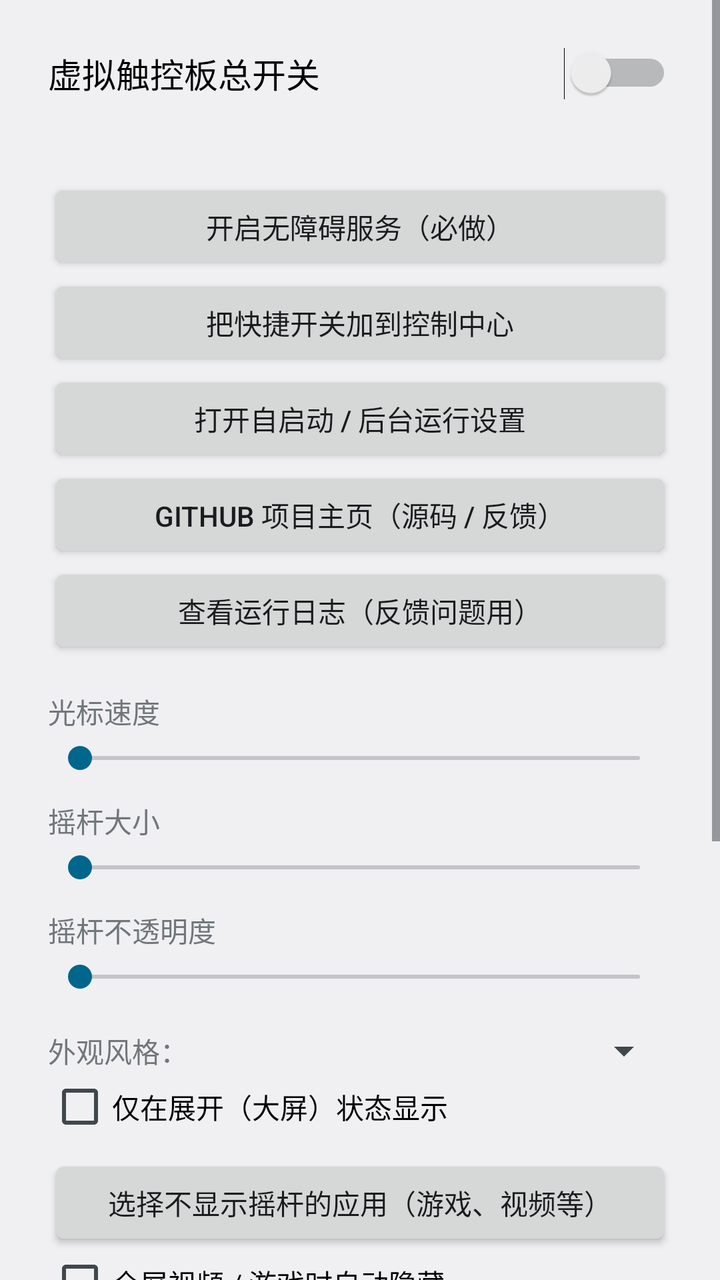
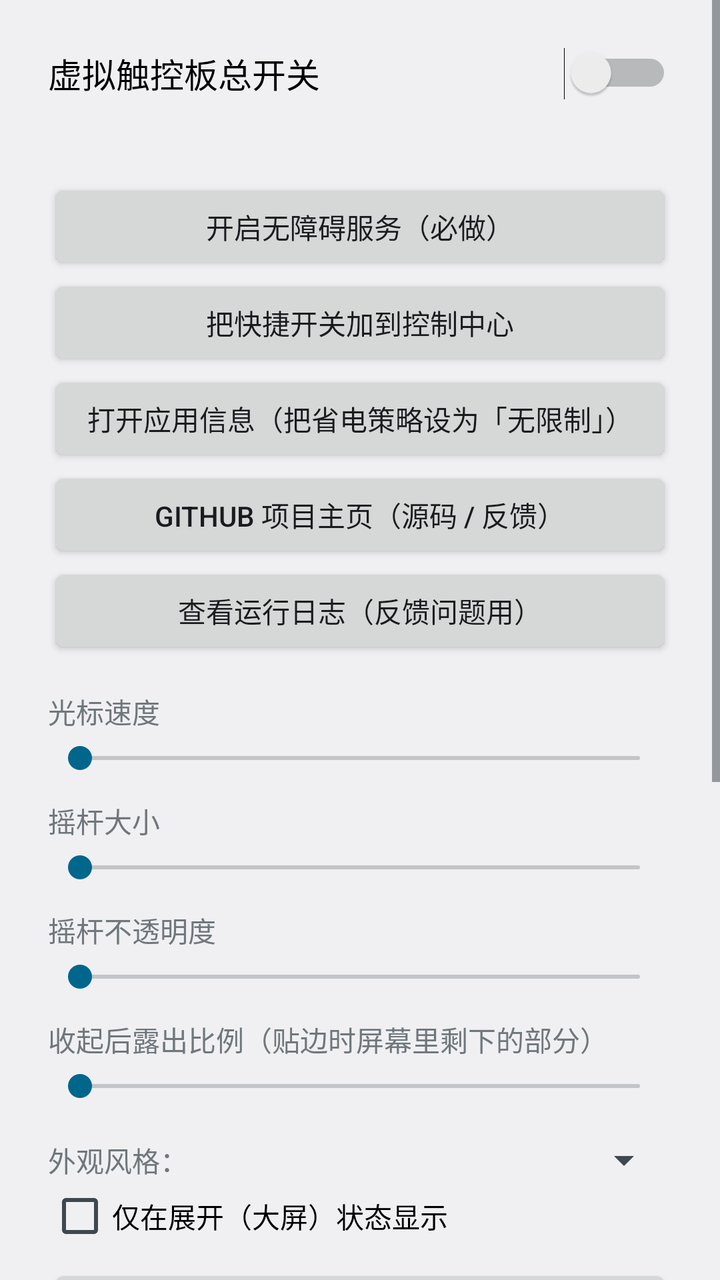

Two renders of the same Android screen: before a commit and after it. Below are the layout's source before the change and the commit's diff.
<!-- AndroidManifest.xml: application theme android:Theme.DeviceDefault.Light.NoActionBar -->
<!-- res/layout/activity_main.xml -->
<?xml version="1.0" encoding="utf-8"?>
<ScrollView xmlns:android="http://schemas.android.com/apk/res/android"
    android:layout_width="match_parent"
    android:layout_height="match_parent"
    android:fitsSystemWindows="true"
    android:clipToPadding="false">

    <LinearLayout
        android:layout_width="match_parent"
        android:layout_height="wrap_content"
        android:orientation="vertical"
        android:padding="24dp">

        <Switch
            android:id="@+id/swMaster"
            android:layout_width="match_parent"
            android:layout_height="wrap_content"
            android:paddingBottom="8dp"
            android:text="虚拟触控板总开关"
            android:textSize="17sp" />

        <TextView
            android:id="@+id/tvStatus"
            android:layout_width="match_parent"
            android:layout_height="wrap_content"
            android:textSize="15sp"
            android:paddingBottom="12dp" />

        <Button
            android:id="@+id/btnSettings"
            android:layout_width="match_parent"
            android:layout_height="wrap_content"
            android:text="开启无障碍服务（必做）" />

        <Button
            android:id="@+id/btnTile"
            android:layout_width="match_parent"
            android:layout_height="wrap_content"
            android:text="把快捷开关加到控制中心" />

        <Button
            android:id="@+id/btnAutostart"
            android:layout_width="match_parent"
            android:layout_height="wrap_content"
            android:text="打开自启动 / 后台运行设置" />

        <Button
            android:id="@+id/btnGithub"
            android:layout_width="match_parent"
            android:layout_height="wrap_content"
            android:text="GitHub 项目主页（源码 / 反馈）" />

        <Button
            android:id="@+id/btnLog"
            android:layout_width="match_parent"
            android:layout_height="wrap_content"
            android:text="查看运行日志（反馈问题用）" />

        <TextView
            android:layout_width="match_parent"
            android:layout_height="wrap_content"
            android:paddingTop="16dp"
            android:paddingBottom="4dp"
            android:text="光标速度" />

        <SeekBar
            android:id="@+id/sbSpeed"
            android:layout_width="match_parent"
            android:layout_height="wrap_content" />

        <TextView
            android:layout_width="match_parent"
            android:layout_height="wrap_content"
            android:paddingTop="12dp"
            android:paddingBottom="4dp"
            android:text="摇杆大小" />

        <SeekBar
            android:id="@+id/sbSize"
            android:layout_width="match_parent"
            android:layout_height="wrap_content" />

        <TextView
            android:layout_width="match_parent"
            android:layout_height="wrap_content"
            android:paddingTop="12dp"
            android:paddingBottom="4dp"
            android:text="摇杆不透明度" />

        <SeekBar
            android:id="@+id/sbAlpha"
            android:layout_width="match_parent"
            android:layout_height="wrap_content" />

        <LinearLayout
            android:layout_width="match_parent"
            android:layout_height="wrap_content"
            android:layout_marginTop="16dp"
            android:orientation="horizontal"
            android:gravity="center_vertical">

            <TextView
                android:layout_width="wrap_content"
                android:layout_height="wrap_content"
                android:text="外观风格：" />

            <Spinner
                android:id="@+id/spStyle"
                android:layout_width="0dp"
                android:layout_weight="1"
                android:layout_height="wrap_content" />
        </LinearLayout>

        <CheckBox
            android:id="@+id/cbUnfolded"
            android:layout_width="match_parent"
            android:layout_height="wrap_content"
            android:text="仅在展开（大屏）状态显示" />

        <Button
            android:id="@+id/btnHiddenApps"
            android:layout_width="match_parent"
            android:layout_height="wrap_content"
            android:layout_marginTop="8dp"
            android:text="选择不显示摇杆的应用（游戏、视频等）" />

        <CheckBox
            android:id="@+id/cbFullscreen"
            android:layout_width="match_parent"
            android:layout_height="wrap_content"
            android:text="全屏视频 / 游戏时自动隐藏" />

        <CheckBox
            android:id="@+id/cbRecents"
            android:layout_width="match_parent"
            android:layout_height="wrap_content"
            android:text="在安卓任务列表中隐藏" />

        <TextView
            android:layout_width="match_parent"
            android:layout_height="wrap_content"
            android:paddingBottom="4dp"
            android:text="建议先锁定后台，再打开这个隐藏开关。"
            android:textSize="13sp" />

        <TextView
            android:layout_width="match_parent"
            android:layout_height="wrap_content"
            android:paddingTop="20dp"
            android:text="使用说明：拇指在摇杆上滑动＝移动光标；轻点（不移动、0.3 秒内松手）＝单击；按住摇杆中心不动约 0.4 秒再松手＝长按；按住外圈满 3 秒（会有一次轻振）后即可拖动摇杆到新位置；闲置 10 秒摇杆自动滑到屏幕边缘、只露出半个圆，点一下即恢复原位置。锁屏、输入法、通知栏、全屏视频与游戏时自动隐藏。"
            android:textSize="13sp" />

        <TextView
            android:layout_width="match_parent"
            android:layout_height="wrap_content"
            android:paddingTop="12dp"
            android:text="小米 / HyperOS 提示：若「自启动」页打不开，请手动到「设置 → 应用设置 → 应用管理 → 虚拟触控板 → 权限管理」允许「后台弹出界面」，「自启动」打开，「省电策略」设为不限制；再从最近任务里下拉卡片锁定后台，避免服务被杀。"
            android:textSize="13sp" />
    </LinearLayout>
</ScrollView>
<!-- resources referenced by this layout -->
<resources>

</resources>

<!-- the commit's change to res/layout/activity_main.xml (unified diff, before → after) -->
@@ -42,7 +42,7 @@
             android:id="@+id/btnAutostart"
             android:layout_width="match_parent"
             android:layout_height="wrap_content"
-            android:text="打开自启动 / 后台运行设置" />
+            android:text="打开应用信息（把省电策略设为「无限制」）" />
 
         <Button
             android:id="@+id/btnGithub"
@@ -89,6 +89,18 @@
 
         <SeekBar
             android:id="@+id/sbAlpha"
+            android:layout_width="match_parent"
+            android:layout_height="wrap_content" />
+
+        <TextView
+            android:layout_width="match_parent"
+            android:layout_height="wrap_content"
+            android:paddingTop="12dp"
+            android:paddingBottom="4dp"
+            android:text="收起后露出比例（贴边时屏幕里剩下的部分）" />
+
+        <SeekBar
+            android:id="@+id/sbReveal"
             android:layout_width="match_parent"
             android:layout_height="wrap_content" />
 
@@ -147,7 +159,7 @@
             android:layout_width="match_parent"
             android:layout_height="wrap_content"
             android:paddingTop="20dp"
-            android:text="使用说明：拇指在摇杆上滑动＝移动光标；轻点（不移动、0.3 秒内松手）＝单击；按住摇杆中心不动约 0.4 秒再松手＝长按；按住外圈满 3 秒（会有一次轻振）后即可拖动摇杆到新位置；闲置 10 秒摇杆自动滑到屏幕边缘、只露出半个圆，点一下即恢复原位置。锁屏、输入法、通知栏、全屏视频与游戏时自动隐藏。"
+            android:text="使用说明：拇指在摇杆上滑动＝移动光标；轻点（不移动、0.3 秒内松手）＝单击；按住摇杆中心不动约 0.4 秒再松手＝长按；按住外圈满 3 秒（会有一次轻振）后即可拖动摇杆到新位置；闲置 10 秒摇杆自动缩到一半并贴到屏幕边缘、只露出一小截，点一下即恢复原位置。锁屏、输入法、通知栏、全屏视频与游戏时自动隐藏。"
             android:textSize="13sp" />
 
         <TextView
